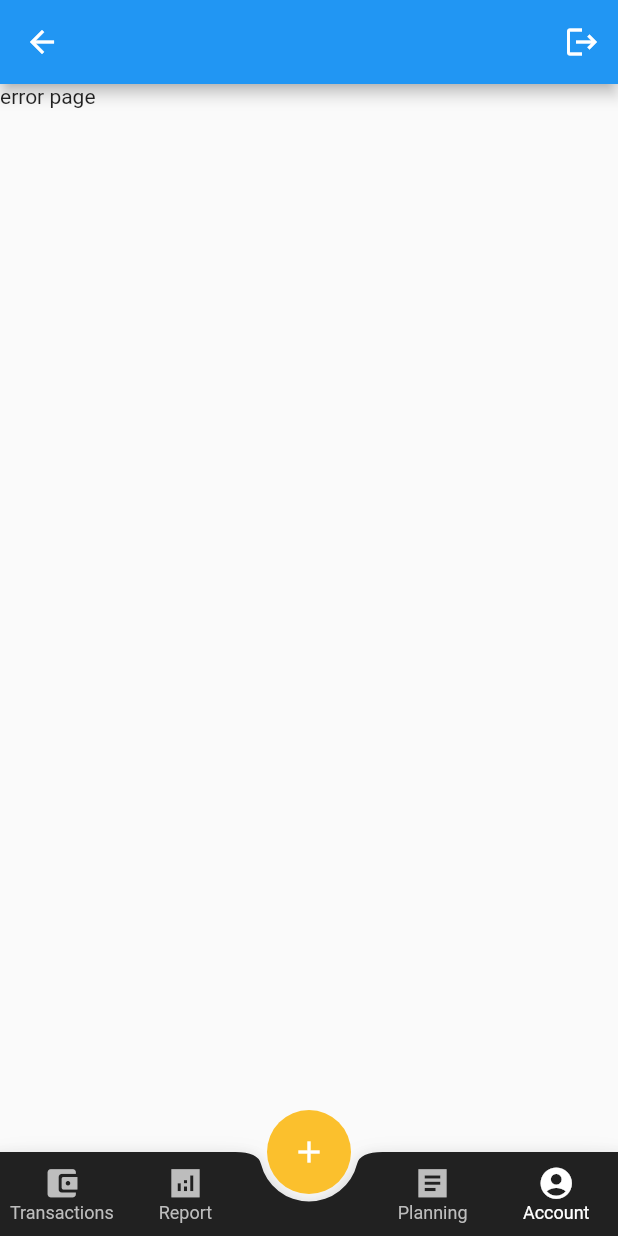
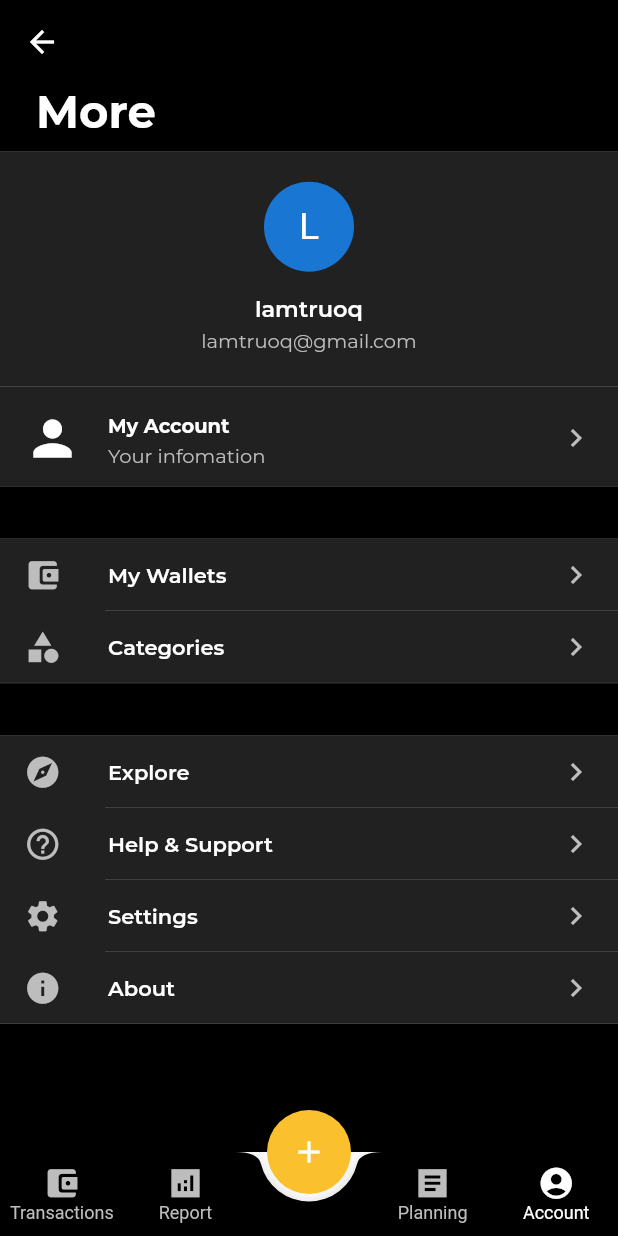
Before and after one commit to ltk84/money-man, a Flutter app: the HomeScreen screen opened directly, item 5 of the bottom bar chosen, on a phone screen of 412 x 824 dp. Run offline on Flutter 3.47's test engine with Material 2 defaults, Android fonts, the phone set to English and light mode, and no system bars; our stand-ins replace email_validator, firebase_auth, firebase_core, firebase_storage, flutter_spinkit, flutter_swiper and 2 more; missing offline and left inert: flutter_facebook_auth, flutter_facebook_login; accounts and stored records are empty; project files that could hold a hidden picture were left out.

Commit message:
Update account screen

```diff
--- /dev/null
+++ b/money_man/lib/ui/screens/account_screen/account_screen.dart
@@ -0,0 +1,293 @@
+import 'dart:ui';
+
+import 'package:flutter/material.dart';
+import 'package:sticky_headers/sticky_headers.dart';
+
+class AccountScreen extends StatelessWidget {
+  @override
+  Widget build(BuildContext context) {
+    return Test();
+  }
+}
+
+class Test extends StatefulWidget {
+  @override
+  _TestState createState() => _TestState();
+}
+
+class _TestState extends State<Test> {
+  // Cái này để check xem element đầu tiên trong ListView chạm đỉnh chưa.
+  int reachTop = 0;
+  int reachAppBar = 0;
+
+  //
+  Text title = Text('More', style: TextStyle(fontSize: 30, color: Colors.white, fontFamily: 'Montserrat', fontWeight: FontWeight.bold));
+  Text emptyTitle = Text('', style: TextStyle(fontSize: 30, color: Colors.white, fontFamily: 'Montserrat', fontWeight: FontWeight.bold));
+
+  // Cái AppBar này không có gì hết. <- Này dùng để tạo hiệu ứng ẩn hiện AppBar.
+  AppBar emptyAppBar = AppBar(
+    backgroundColor: Colors.transparent,
+    elevation: 0,
+  );
+
+  // Đây là cái AppBar thực tế sẽ hiển thị.
+  AppBar realAppBar = AppBar(
+    centerTitle: true,
+    backgroundColor: Colors.transparent,
+    elevation: 0,
+    brightness: Brightness.light,
+    flexibleSpace: ClipRect(
+      child: BackdropFilter(
+        filter: ImageFilter.blur(sigmaX: 100, sigmaY: 100),
+        child: Container(
+          color: Colors.transparent,
+        ),
+      ),
+    ),
+    title: Text(
+      'More',
+      style: TextStyle(color: Colors.white),
+    )
+  );
+
+  // Phần này để check xem mình đã Scroll tới đâu trong ListView
+  ScrollController _controller = ScrollController();
+  _scrollListener() {
+    if (_controller.offset > 0) {
+      setState(() {
+        reachAppBar = 1;
+      });
+    }
+    else {
+      setState(() {
+        reachAppBar = 0;
+      });
+    }
+    if (_controller.offset >= title.style.fontSize) {
+      setState(() {
+        reachTop = 1;
+      });
+    }
+    else {
+      setState(() {
+        reachTop = 0;
+      });
+    }
+  }
+
+  @override
+  void initState() {
+    _controller = ScrollController();
+    _controller.addListener(_scrollListener);
+    super.initState();
+  }
+
+  @override
+  Widget build(BuildContext context) {
+    return Scaffold(
+      backgroundColor: Colors.black,
+      extendBodyBehindAppBar: true,
+      appBar: AppBar(
+          centerTitle: true,
+          backgroundColor: Colors.transparent,
+          elevation: 0,
+          flexibleSpace: ClipRect(
+            child: AnimatedOpacity(
+              opacity: reachAppBar == 1 ? 1 : 0,
+              duration: Duration(milliseconds: 0),
+              child: BackdropFilter(
+                filter: ImageFilter.blur(sigmaX: reachTop == 1 ? 25 : 500, sigmaY: 25, tileMode: TileMode.values[0]),
+                child: AnimatedContainer(
+                  duration: Duration(milliseconds: reachAppBar == 1 ? (reachTop == 1 ? 100 : 0) : 0),
+                  //child: Container(
+                    //color: Colors.transparent,
+                    color: Colors.grey[reachAppBar == 1 ? (reachTop == 1 ? 800 : 850) : 900].withOpacity(0.2),
+                  //),
+                ),
+              ),
+            ),
+          ),
+          title: AnimatedOpacity(
+            opacity: reachTop == 1 ? 1 : 0,
+            duration: Duration(milliseconds: 100),
+            child: Text('More', style: TextStyle(color: Colors.white, fontFamily: 'Montseratt', fontSize: 17.0))
+          )
+      ),
+      body: ListView(
+        physics: BouncingScrollPhysics(),
+        controller: _controller,
+        children: [
+          Padding(
+            padding: const EdgeInsets.fromLTRB(24.0, 0, 0, 8.0),
+            child: reachTop == 0 ? title : emptyTitle,
+          ),
+          Container(
+            padding: EdgeInsets.fromLTRB(0, 20, 0, 0),
+            decoration: BoxDecoration(
+              color: Colors.grey[900],
+              border: Border(
+                top: BorderSide(
+                  width: 0.1,
+                  color: Colors.white,
+                ),
+                bottom: BorderSide(
+                  width: 0.1,
+                  color: Colors.white,
+                )
+              )
+            ),
+            child: Column(
+              children: [
+                CircleAvatar(
+                  radius: 30.0,
+                  child: Text('L', style: TextStyle(fontSize: 25.0)),
+                ),
+                SizedBox(
+                  height: 10,
+                ),
+                Padding(
+                  padding: const EdgeInsets.all(5.0),
+                  child: Text('lamtruoq', style: TextStyle(color: Colors.white, fontWeight: FontWeight.w600, fontFamily: 'Montserrat', fontSize: 15.0)),
+                ),
+                Text('lamtruoq@gmail.com', style: TextStyle(color: Colors.grey[400], fontWeight: FontWeight.w400, fontFamily: 'Montserrat', fontSize: 13.0)),
+                SizedBox(
+                  height: 20.0,
+                ),
+                Divider(
+                  height: 5,
+                  thickness: 0.1,
+                  color: Colors.white,
+                ),
+                ListTile(
+                  onTap: () {},
+                  dense: true,
+                  leading: Icon(Icons.person, color: Colors.white, size: 38.0),
+                  title: Text('My Account', style: TextStyle(color: Colors.white, fontWeight: FontWeight.w700, fontFamily: 'Montserrat')),
+                  subtitle: Text('Your infomation', style: TextStyle(color: Colors.grey[400], fontWeight: FontWeight.w400, fontFamily: 'Montserrat', fontSize: 13.0)),
+                  trailing: Icon(Icons.chevron_right, color: Colors.grey[400]),
+                )
+              ],
+            ),
+          ),
+          Container(
+            margin: EdgeInsets.fromLTRB(0, 35, 0, 0),
+            decoration: BoxDecoration(
+                color: Colors.grey[900],
+                border: Border(
+                    top: BorderSide(
+                      width: 0.1,
+                      color: Colors.white,
+                    ),
+                    bottom: BorderSide(
+                      width: 0.1,
+                      color: Colors.white,
+                    )
+                )
+            ),
+            child: Column(
+              children: [
+                ListTile(
+                  onTap: () {},
+                  dense: true,
+                  leading: Icon(Icons.account_balance_wallet_rounded, color: Colors.grey[400], size: 25.0),
+                  title: Text('My Wallets', style: TextStyle(color: Colors.white, fontWeight: FontWeight.w600, fontFamily: 'Montserrat', fontSize: 14.0)),
+                  trailing: Icon(Icons.chevron_right, color: Colors.grey[400]),
+                ),
+                Container(
+                  margin: EdgeInsets.fromLTRB(70, 0, 0, 0),
+                  child: Divider(
+                    height: 0,
+                    thickness: 0.1,
+                    color: Colors.white,
+                  ),
+                ),
+                ListTile(
+                  onTap: () {},
+                  dense: true,
+                  leading: Icon(Icons.category, color: Colors.grey[400], size: 25.0),
+                  title: Text('Categories', style: TextStyle(color: Colors.white, fontWeight: FontWeight.w600, fontFamily: 'Montserrat', fontSize: 14.0)),
+                  trailing: Icon(Icons.chevron_right, color: Colors.grey[400]),
+                ),
+              ],
+            ),
+          ),
+          Container(
+            margin: EdgeInsets.fromLTRB(0, 35, 0, 0),
+            decoration: BoxDecoration(
+                color: Colors.grey[900],
+                border: Border(
+                    top: BorderSide(
+                      width: 0.1,
+                      color: Colors.white,
+                    ),
+                    bottom: BorderSide(
+                      width: 0.1,
+                      color: Colors.white,
+                    )
+                )
+            ),
+            child: Column(
+              children: [
+                ListTile(
+                  onTap: () {},
+                  dense: true,
+                  leading: Icon(Icons.explore, color: Colors.grey[400], size: 25.0),
+                  title: Text('Explore', style: TextStyle(color: Colors.white, fontWeight: FontWeight.w600, fontFamily: 'Montserrat', fontSize: 14.0)),
+                  trailing: Icon(Icons.chevron_right, color: Colors.grey[400]),
+                ),
+                Container(
+                  margin: EdgeInsets.fromLTRB(70, 0, 0, 0),
+                  child: Divider(
+                    height: 0,
+                    thickness: 0.1,
+                    color: Colors.white,
+                  ),
+                ),
+                ListTile(
+                  onTap: () {},
+                  dense: true,
+                  leading: Icon(Icons.help_outline, color: Colors.grey[400], size: 25.0),
+                  title: Text('Help & Support', style: TextStyle(color: Colors.white, fontWeight: FontWeight.w600, fontFamily: 'Montserrat', fontSize: 14.0)),
+                  trailing: Icon(Icons.chevron_right, color: Colors.grey[400]),
+                ),
+                Container(
+                  margin: EdgeInsets.fromLTRB(70, 0, 0, 0),
+                  child: Divider(
+                    height: 0,
+                    thickness: 0.1,
+                    color: Colors.white,
+                  ),
+                ),
+                ListTile(
+                  onTap: () {},
+                  dense: true,
+                  leading: Icon(Icons.settings, color: Colors.grey[400], size: 25.0),
+                  title: Text('Settings', style: TextStyle(color: Colors.white, fontWeight: FontWeight.w600, fontFamily: 'Montserrat', fontSize: 14.0)),
+                  trailing: Icon(Icons.chevron_right, color: Colors.grey[400]),
+                ),
+                Container(
+                  margin: EdgeInsets.fromLTRB(70, 0, 0, 0),
+                  child: Divider(
+                    height: 0,
+                    thickness: 0.1,
+                    color: Colors.white,
+                  ),
+                ),
+                ListTile(
+                  onTap: () {},
+                  dense: true,
+                  leading: Icon(Icons.info, color: Colors.grey[400], size: 25.0),
+                  title: Text('About', style: TextStyle(color: Colors.white, fontWeight: FontWeight.w600, fontFamily: 'Montserrat', fontSize: 14.0)),
+                  trailing: Icon(Icons.chevron_right, color: Colors.grey[400]),
+                ),
+              ],
+            ),
+          ),
+          SizedBox(
+            height: 5.0,
+          )
+        ],
+      )
+    );
+  }
+}
--- a/money_man/lib/ui/screens/home_screen/home_screen.dart
+++ b/money_man/lib/ui/screens/home_screen/home_screen.dart
@@ -1,4 +1,5 @@
 import 'package:flutter/material.dart';
+import 'package:money_man/ui/screens/account_screen/account_screen.dart';
 import 'package:money_man/ui/screens/report_screens/report_screen.dart';
 import 'package:money_man/ui/screens/shared_screens/loading_screen.dart';
 import 'package:money_man/ui/screens/transaction_screens/transaction_screen.dart';
@@ -18,7 +19,7 @@ class _HomeScreenState extends State<HomeScreen> {
     ReportScreen(),
     LoadingScreen(),
     ErrorScreen(),
-    ErrorScreen()
+    AccountScreen(),
   ];
 
   void _onItemTap(int index) {
@@ -30,11 +31,12 @@ class _HomeScreenState extends State<HomeScreen> {
   @override
   Widget build(BuildContext context) {
     return Scaffold(
+      backgroundColor: Colors.white38,
       body: _screens.elementAt(_selectedIndex),
       bottomNavigationBar: BottomAppBar(
         notchMargin: 5,
         shape: CircularNotchedRectangle(),
-        color: Colors.grey[900],
+        color: Colors.black,
         child: BottomNavigationBar(
           type: BottomNavigationBarType.fixed,
           elevation: 0,
--- a/money_man/lib/ui/screens/transaction_screens/transaction_screen.dart
+++ b/money_man/lib/ui/screens/transaction_screens/transaction_screen.dart
@@ -56,7 +56,14 @@ class _TransactionScreen extends State<TransactionScreen>
               ),
               Expanded(
                 child: IconButton(
-                  icon: const Icon(Icons.arrow_drop_down, color: Colors.grey), onPressed: () {  },
+                  icon: const Icon(Icons.arrow_drop_down, color: Colors.grey), onPressed: () {
+                  return showDialog(
+                      context: context,
+                      builder: (context) {
+                        return Wallet_Selection();
+                      }
+                  );
+                },
                 ),
               )
             ],
--- a/money_man/lib/ui/widgets/wrapper.dart
+++ b/money_man/lib/ui/widgets/wrapper.dart
@@ -17,15 +17,16 @@ class Wrapper extends StatelessWidget {
 
   @override
   Widget build(BuildContext context) {
-    if (userSnapshot.connectionState == ConnectionState.active) {
-      if (userSnapshot.hasData) {
-        if (userSnapshot.data.emailVerified || userSnapshot.data.isAnonymous)
-          return HomeScreen();
-        else
-          return VerifyEmailScreen();
-      } else
-        return Authentication();
-    }
-    return LoadingScreen();
+    // if (userSnapshot.connectionState == ConnectionState.active) {
+    //   if (userSnapshot.hasData) {
+    //     if (userSnapshot.data.emailVerified || userSnapshot.data.isAnonymous)
+    //       return HomeScreen();
+    //     else
+    //       return VerifyEmailScreen();
+    //   } else
+    //     return Authentication();
+    // }
+    // return LoadingScreen();
+    return HomeScreen();
   }
 }
```
